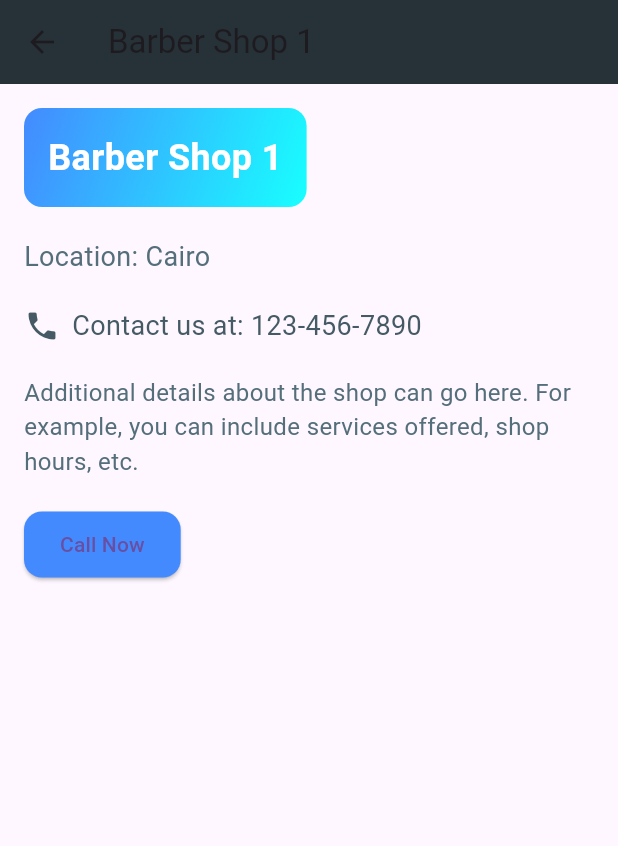
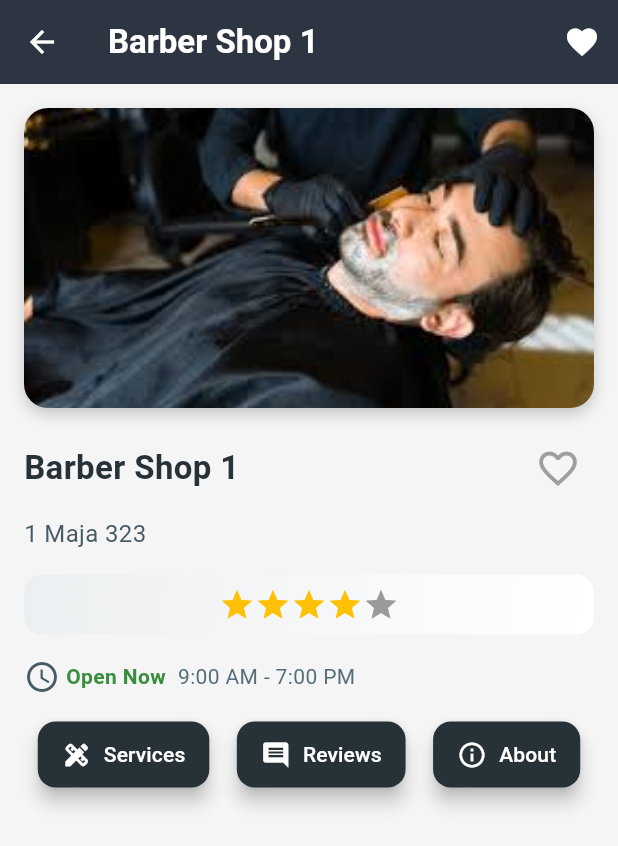
Before and after one commit to MohameHassan139/barber, a Flutter app: the screen it shows after launch, after a tap on "Barber Shop 1", on a phone screen of 412 x 824 dp. Shown: the top 846 px of the screen. Run offline on Flutter 3.47's test engine with Material 3 defaults, Android fonts, the phone set to English and light mode, and no system bars; drawn by our look-alikes of flutter_rating_bar; our stand-ins replace cached_network_image, country_code_picker, shared_preferences, shimmer, table_calendar.

Commit message:
worked uptill now

```diff
--- a/lib/features/Search_barber_page/Search_barber_page.dart
+++ b/lib/features/Search_barber_page/Search_barber_page.dart
@@ -1,5 +1,7 @@
+import 'package:barber/features/Search_barber_page/salon_detail_page.dart';
+import 'package:barber/features/home/HomePage.dart';
 import 'package:flutter/material.dart';
-import 'package:barber/features/Search_barber_page/Shop_Info_Page.dart'; // Ensure this path is correct
+// Ensure this path is correct
 
 class SearchBarberPage extends StatefulWidget {
   const SearchBarberPage({super.key});
@@ -122,7 +124,7 @@ class _SearchBarberPageState extends State<SearchBarberPage> {
         Navigator.push(
           context,
           MaterialPageRoute(
-            builder: (context) => ShopInfoPage(
+            builder: (context) => SalonDetailPage(
               title: shop["title"]!,
               subtitle: shop["subtitle"]!,
             ),
--- a/lib/features/Search_barber_page/Shop_Info_Page.dart
+++ /dev/null
@@ -1,101 +0,0 @@
-import 'package:flutter/material.dart';
-
-class ShopInfoPage extends StatelessWidget {
-  final String title;
-  final String subtitle;
-
-  const ShopInfoPage({
-    super.key,
-    required this.title,
-    required this.subtitle,
-  });
-
-  @override
-  Widget build(BuildContext context) {
-    return Scaffold(
-      appBar: AppBar(
-        title: Text(title),
-        backgroundColor: Colors.blueGrey[900],
-      ),
-      body: Padding(
-        padding: const EdgeInsets.all(16.0),
-        child: Column(
-          crossAxisAlignment: CrossAxisAlignment.start,
-          children: [
-            // Stylish Header Section
-            Container(
-              padding: const EdgeInsets.all(16),
-              decoration: BoxDecoration(
-                gradient: const LinearGradient(
-                  colors: [Colors.blueAccent, Colors.cyanAccent],
-                  begin: Alignment.topLeft,
-                  end: Alignment.bottomRight,
-                ),
-                borderRadius: BorderRadius.circular(12),
-              ),
-              child: Text(
-                title,
-                style: const TextStyle(
-                  fontSize: 24,
-                  fontWeight: FontWeight.bold,
-                  color: Colors.white,
-                ),
-              ),
-            ),
-            const SizedBox(height: 20),
-            // Details Section
-            Text(
-              subtitle,
-              style: TextStyle(
-                fontSize: 18,
-                color: Colors.blueGrey[600],
-              ),
-            ),
-            const SizedBox(height: 20),
-            // Contact Information Section
-            Row(
-              children: [
-                Icon(Icons.phone, color: Colors.blueGrey[700]),
-                const SizedBox(width: 8),
-                Expanded(
-                  child: Text(
-                    'Contact us at: 123-456-7890', // Placeholder for contact number
-                    style: TextStyle(
-                      fontSize: 18,
-                      color: Colors.blueGrey[700],
-                    ),
-                  ),
-                ),
-              ],
-            ),
-            const SizedBox(height: 20),
-            // Additional Information Section
-            Text(
-              'Additional details about the shop can go here. For example, you can include services offered, shop hours, etc.',
-              style: TextStyle(
-                fontSize: 16,
-                color: Colors.blueGrey[600],
-              ),
-            ),
-            const SizedBox(height: 20),
-            // Action Button
-            ElevatedButton(
-              onPressed: () {
-                // Handle any actions like calling the shop or navigating to a map
-              },
-              style: ElevatedButton.styleFrom(
-                backgroundColor: Colors.blueAccent,
-                shape: RoundedRectangleBorder(
-                  borderRadius: BorderRadius.circular(12),
-                ),
-                padding:
-                    const EdgeInsets.symmetric(vertical: 12, horizontal: 24),
-              ),
-              child: const Text('Call Now'),
-            ),
-          ],
-        ),
-      ),
-    );
-  }
-}
--- /dev/null
+++ b/lib/features/Search_barber_page/salon_detail_page.dart
@@ -0,0 +1,272 @@
+import 'package:barber/features/Search_barber_page/Search_barber_page.dart';
+import 'package:barber/features/favourite/favorites_page.dart';
+import 'package:barber/features/home/HomePage.dart';
+import 'package:flutter/material.dart';
+import 'package:flutter_rating_bar/flutter_rating_bar.dart';
+
+class SalonDetailPage extends StatefulWidget {
+  const SalonDetailPage(
+      {super.key, required this.title, required this.subtitle});
+
+  final String title;
+  final String subtitle;
+
+  @override
+  _SalonDetailPageState createState() => _SalonDetailPageState();
+}
+
+class _SalonDetailPageState extends State<SalonDetailPage> {
+  // List to hold favorite barber shops
+  List<Map<String, String>> favoriteShops = [];
+
+  // Flag to track if this barber shop is favorited
+  bool isFavorited = false;
+
+  // Snackbar for feedback when adding/removing from favorites
+  void _showSnackbar(String message) {
+    ScaffoldMessenger.of(context).showSnackBar(
+      SnackBar(
+        content: Text(message),
+        backgroundColor: Colors.blueGrey[900],
+        duration: const Duration(seconds: 2),
+      ),
+    );
+  }
+
+  @override
+  Widget build(BuildContext context) {
+    return Scaffold(
+      backgroundColor: Colors.grey[100],
+      appBar: AppBar(
+        title: Text(
+          widget.title,
+          style: const TextStyle(
+            fontWeight: FontWeight.bold,
+            color: Colors.white,
+          ),
+        ),
+        backgroundColor: Colors.blueGrey[900],
+        elevation: 5,
+        leading: IconButton(
+          icon: const Icon(Icons.arrow_back, color: Colors.white),
+          onPressed: () {
+            Navigator.push(
+              context,
+              MaterialPageRoute(
+                builder: (context) => const HomePage(),
+              ),
+            );
+          },
+        ),
+        actions: [
+          // Button to navigate to FavoritesPage
+          IconButton(
+            icon: const Icon(Icons.favorite),
+            color: Colors.white,
+            onPressed: () {
+              Navigator.push(
+                context,
+                MaterialPageRoute(
+                  builder: (context) =>
+                      FavoritesPage(favoriteShops: favoriteShops),
+                ),
+              );
+            },
+          ),
+        ],
+      ),
+      body: SingleChildScrollView(
+        child: Padding(
+          padding: const EdgeInsets.all(16.0),
+          child: Column(
+            crossAxisAlignment: CrossAxisAlignment.start,
+            children: [
+              // Salon Image with stylish shadow and rounded corners
+              Container(
+                decoration: BoxDecoration(
+                  borderRadius: BorderRadius.circular(16),
+                  boxShadow: [
+                    BoxShadow(
+                      color: Colors.black.withOpacity(0.2),
+                      blurRadius: 8,
+                      offset: const Offset(0, 4),
+                    ),
+                  ],
+                ),
+                child: ClipRRect(
+                  borderRadius: BorderRadius.circular(16),
+                  child: Image.asset(
+                    'assets/images/salon1.jpeg',
+                    height: 200,
+                    width: double.infinity,
+                    fit: BoxFit.cover,
+                  ),
+                ),
+              ),
+              const SizedBox(height: 16),
+
+              // Salon title and dynamic favorite icon
+              Row(
+                mainAxisAlignment: MainAxisAlignment.spaceBetween,
+                children: [
+                  Expanded(
+                    child: Text(
+                      widget.title,
+                      style: TextStyle(
+                        fontSize: 22,
+                        fontWeight: FontWeight.bold,
+                        color: Colors.blueGrey[900],
+                      ),
+                    ),
+                  ),
+                  IconButton(
+                    icon: Icon(
+                      isFavorited ? Icons.favorite : Icons.favorite_border,
+                      color: isFavorited ? Colors.redAccent : Colors.grey,
+                      size: 30,
+                    ),
+                    onPressed: () {
+                      setState(() {
+                        isFavorited = !isFavorited;
+
+                        if (isFavorited) {
+                          // Add to favorites
+                          favoriteShops.add({
+                            'title': widget.title,
+                            'subtitle': widget.subtitle,
+                          });
+                          _showSnackbar('Added to favorites!');
+                        } else {
+                          // Remove from favorites
+                          favoriteShops.removeWhere(
+                              (shop) => shop['title'] == widget.title);
+                          _showSnackbar('Removed from favorites!');
+                        }
+                      });
+                    },
+                  ),
+                ],
+              ),
+
+              const SizedBox(height: 8),
+
+              // Location
+              Text(
+                '1 Maja 323',
+                style: TextStyle(
+                  fontSize: 16,
+                  color: Colors.blueGrey[700],
+                ),
+              ),
+              const SizedBox(height: 16),
+
+              // Rating bar with gradient background
+              Container(
+                decoration: BoxDecoration(
+                  gradient: LinearGradient(
+                    colors: [Colors.blueGrey[50]!, Colors.white],
+                    begin: Alignment.topLeft,
+                    end: Alignment.bottomRight,
+                  ),
+                  borderRadius: BorderRadius.circular(12),
+                ),
+                padding: const EdgeInsets.symmetric(vertical: 8),
+                child: Center(
+                  child: RatingBar.builder(
+                    initialRating: 4,
+                    minRating: 1,
+                    direction: Axis.horizontal,
+                    allowHalfRating: true,
+                    itemCount: 5,
+                    itemSize: 24,
+                    itemBuilder: (context, _) => const Icon(
+                      Icons.star,
+                      color: Colors.amber,
+                    ),
+                    onRatingUpdate: (rating) {
+                      // Handle rating update
+                    },
+                  ),
+                ),
+              ),
+              const SizedBox(height: 16),
+
+              // Open hours with stylish row
+              Row(
+                children: [
+                  Icon(Icons.access_time, color: Colors.blueGrey[700]),
+                  const SizedBox(width: 4),
+                  Text(
+                    'Open Now',
+                    style: TextStyle(
+                      color: Colors.green[700],
+                      fontWeight: FontWeight.bold,
+                    ),
+                  ),
+                  const SizedBox(width: 8),
+                  Text(
+                    '9:00 AM - 7:00 PM',
+                    style: TextStyle(color: Colors.blueGrey[600]),
+                  ),
+                ],
+              ),
+              const SizedBox(height: 16),
+
+              // Buttons for Services, Reviews, About with improved style
+              Row(
+                mainAxisAlignment: MainAxisAlignment.spaceAround,
+                children: [
+                  _buildElevatedButton(
+                    context,
+                    text: 'Services',
+                    icon: Icons.design_services,
+                    onPressed: () {
+                      // Handle "Services" button
+                    },
+                  ),
+                  _buildElevatedButton(
+                    context,
+                    text: 'Reviews',
+                    icon: Icons.comment,
+                    onPressed: () {
+                      // Handle "Reviews" button
+                    },
+                  ),
+                  _buildElevatedButton(
+                    context,
+                    text: 'About',
+                    icon: Icons.info_outline,
+                    onPressed: () {
+                      // Handle "About" button
+                    },
+                  ),
+                ],
+              ),
+            ],
+          ),
+        ),
+      ),
+    );
+  }
+
+  // Helper method to build stylish elevated buttons
+  Widget _buildElevatedButton(BuildContext context,
+      {required String text,
+      required IconData icon,
+      required VoidCallback onPressed}) {
+    return ElevatedButton.icon(
+      icon: Icon(icon, size: 20),
+      label: Text(text),
+      onPressed: onPressed,
+      style: ElevatedButton.styleFrom(
+        backgroundColor: Colors.blueGrey[900],
+        foregroundColor: Colors.white,
+        padding: const EdgeInsets.symmetric(vertical: 12, horizontal: 16),
+        shape: RoundedRectangleBorder(
+          borderRadius: BorderRadius.circular(12),
+        ),
+        elevation: 5,
+      ),
+    );
+  }
+}
--- a/lib/features/home/HomePage.dart
+++ b/lib/features/home/HomePage.dart
@@ -1,4 +1,4 @@
-import 'package:barber/features/Search_barber_page/Search_barber_page.dart';
+import 'package:barber/features/Search_barber_page/search_barber_page.dart';
 import 'package:barber/features/reservation/Calendar%20Page.dart';
 import 'package:flutter/material.dart';
 import 'package:barber/features/profile/profile_page.dart';
--- a/lib/features/profile/Profile_page.dart
+++ b/lib/features/profile/Profile_page.dart
@@ -199,7 +199,10 @@ class ProfilePage extends StatelessWidget {
   void _navigateToFavorites(BuildContext context) {
     Navigator.push(
       context,
-      MaterialPageRoute(builder: (context) => const FavoritesPage()),
+      MaterialPageRoute(
+          builder: (context) => const FavoritesPage(
+                favoriteShops: [],
+              )),
     );
   }
 
--- a/pubspec.yaml
+++ b/pubspec.yaml
@@ -33,6 +33,7 @@ dependencies:
   cupertino_icons: ^1.0.6
   flutter:
     sdk: flutter
+  flutter_rating_bar: ^4.0.1
   intl: ^0.19.0
   shared_preferences: ^2.3.2
   shimmer: ^3.0.0
@@ -52,8 +53,8 @@ flutter:
   # the material Icons class.
   uses-material-design: true
   # To add assets to your application, add an assets section, like this:
-  # assets:
-  #   - images/a_dot_burr.jpeg
+  assets:
+    - assets/images/
   #   - images/a_dot_ham.jpeg
   # An image asset can refer to one or more resolution-specific "variants", see
   # https://flutter.dev/assets-and-images/#resolution-aware
```
Also changed, not shown: lib/features/favourite/favorites_page.dart (+111 -10 lines), assets/images/salon1.jpeg (added), pubspec.lock.
